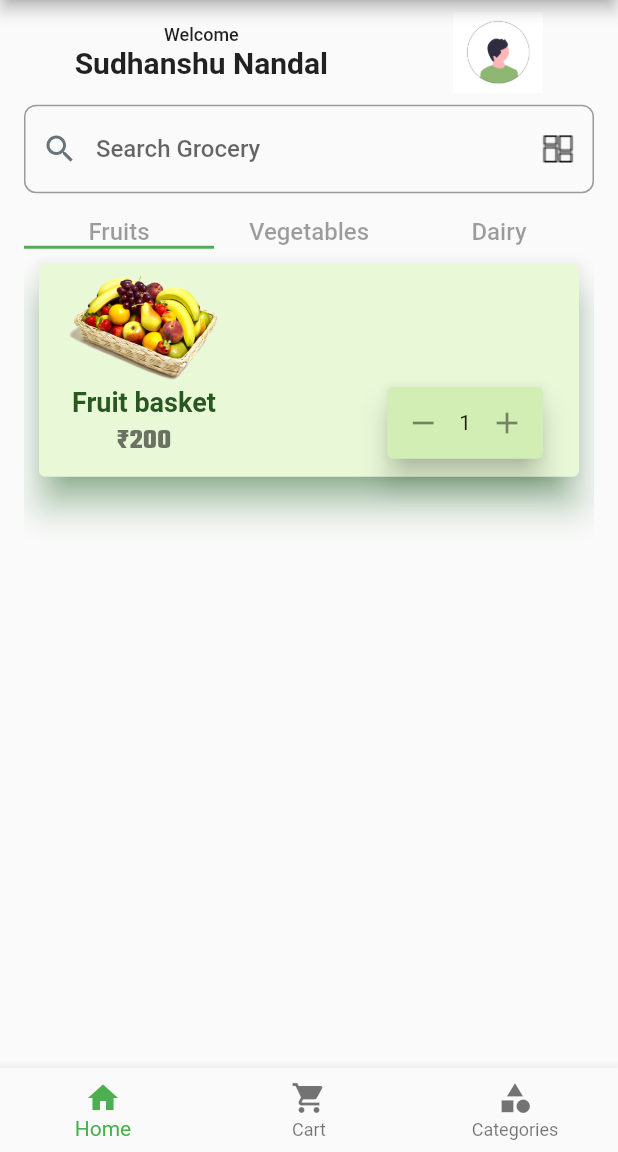
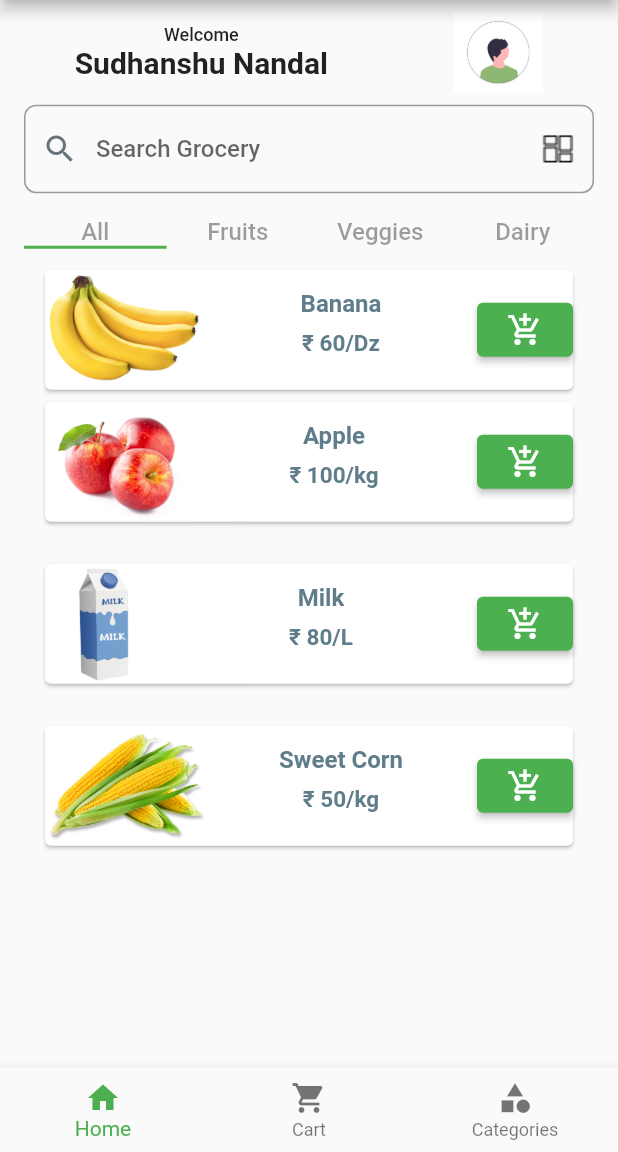
Before and after one commit to asif8585/my_grocery_app, a Flutter app: the screen it shows after launch, on a phone screen of 412 x 824 dp, the part 84-1236 px from its top. Run offline on Flutter 3.47's test engine with Material 2 defaults, Android fonts, the light colour scheme and no system bars; our stand-ins replace google_fonts; Roboto replaces fonts that are missing (Ubuntu).

Commit message:
3rd on 16nov

```diff
--- a/lib/App_Screens/Home_Screen.dart
+++ b/lib/App_Screens/Home_Screen.dart
@@ -1,6 +1,6 @@
 import 'package:flutter/material.dart';
 import 'package:google_fonts/google_fonts.dart';
-import 'package:grocery_app_and_website/App_Screens/TabBars.dart/tab_bar_catagory.dart';
+import 'package:grocery_app_and_website/TabBars.dart/tab_bar_catagory.dart';
 import 'package:grocery_app_and_website/App_Screens/search_grocey.dart';
 
 class Home_screen extends StatelessWidget {
--- a/lib/App_Screens/TabBars.dart/Vegie_tab.dart
+++ /dev/null
@@ -1,16 +0,0 @@
-import 'package:flutter/material.dart';
-
-class vegitable_tab extends StatelessWidget {
-  const vegitable_tab({Key? key}) : super(key: key);
-
-  @override
-  Widget build(BuildContext context) {
-    return Container(
-      child: Center(
-          child: Text(
-        "vegies",
-        style: TextStyle(fontSize: 28),
-      )),
-    );
-  }
-}
--- a/lib/App_Screens/TabBars.dart/dairy_tab.dart
+++ /dev/null
@@ -1,16 +0,0 @@
-import 'package:flutter/material.dart';
-
-class dairy_tab extends StatelessWidget {
-  const dairy_tab({Key? key}) : super(key: key);
-
-  @override
-  Widget build(BuildContext context) {
-    return Container(
-      child: Center(
-          child: Text(
-        "dairy",
-        style: TextStyle(fontSize: 28),
-      )),
-    );
-  }
-}
--- a/lib/App_Screens/navBar/Bottom_NavBar.dart
+++ b/lib/App_Screens/navBar/Bottom_NavBar.dart
@@ -1,8 +1,8 @@
 import 'package:flutter/material.dart';
 import 'package:google_fonts/google_fonts.dart';
 import 'package:grocery_app_and_website/App_Screens/Home_Screen.dart';
-import 'package:grocery_app_and_website/App_Screens/Pages/cart_page.dart';
-import 'package:grocery_app_and_website/App_Screens/Pages/profile_page.dart';
+import 'package:grocery_app_and_website/Pages/cart_page.dart';
+import 'package:grocery_app_and_website/Pages/profile_page.dart';
 
 class Bottom_NavBar extends StatefulWidget {
   Bottom_NavBar({Key? key}) : super(key: key);
--- /dev/null
+++ b/lib/Pages/product_detail_page.dart
@@ -0,0 +1,15 @@
+import 'package:flutter/material.dart';
+
+class Product_Details extends StatefulWidget {
+  Product_Details({Key? key}) : super(key: key);
+
+  @override
+  State<Product_Details> createState() => _Product_DetailsState();
+}
+
+class _Product_DetailsState extends State<Product_Details> {
+  @override
+  Widget build(BuildContext context) {
+    return Container();
+  }
+}
--- a/lib/App_Screens/TabBars.dart/Fruits_Tab.dart
+++ b/lib/TabBars.dart/Cart_Fruits_Tab.dart
@@ -2,14 +2,14 @@ import 'package:flutter/material.dart';
 import 'package:google_fonts/google_fonts.dart';
 import 'package:grocery_app_and_website/App_Screens/3_cart_ka_item_card.dart';
 
-class fruit_tab extends StatefulWidget {
-  const fruit_tab({Key? key}) : super(key: key);
+class cart_fruit_tab extends StatefulWidget {
+  const cart_fruit_tab({Key? key}) : super(key: key);
 
   @override
-  State<fruit_tab> createState() => _fruit_tabState();
+  State<cart_fruit_tab> createState() => _cart_fruit_tabState();
 }
 
-class _fruit_tabState extends State<fruit_tab> {
+class _cart_fruit_tabState extends State<cart_fruit_tab> {
   String item_name_text = "Fruit basket";
 
   String item_price = "₹200";
--- /dev/null
+++ b/lib/TabBars.dart/Vegie_tab.dart
@@ -0,0 +1,53 @@
+import 'package:flutter/material.dart';
+import 'package:google_fonts/google_fonts.dart';
+
+class vegitable_tab extends StatelessWidget {
+  const vegitable_tab({Key? key}) : super(key: key);
+
+  @override
+  Widget build(BuildContext context) {
+    return Padding(
+      padding: const EdgeInsets.all(10.0),
+      child: Column(
+        children: [
+          Card(
+              child: Row(
+            mainAxisAlignment: MainAxisAlignment.spaceBetween,
+            children: [
+              SizedBox(
+                height: 80,
+                child: Image.asset(
+                  "assets/images/corn.png",
+                ),
+              ),
+              Column(
+                children: [
+                  Text(
+                    "Sweet Corn",
+                    style: GoogleFonts.ubuntu(
+                        fontWeight: FontWeight.w600,
+                        color: Colors.blueGrey,
+                        fontSize: 16),
+                  ),
+                  Padding(
+                    padding: const EdgeInsets.all(8.0),
+                    child: Text(
+                      "₹ 50/kg",
+                      style: GoogleFonts.ubuntu(
+                          fontWeight: FontWeight.w700,
+                          color: Colors.blueGrey,
+                          fontSize: 15),
+                    ),
+                  )
+                ],
+              ),
+              ElevatedButton(
+                  onPressed: () {},
+                  child: Icon(Icons.add_shopping_cart_outlined))
+            ],
+          ))
+        ],
+      ),
+    );
+  }
+}
--- /dev/null
+++ b/lib/TabBars.dart/all.dart
@@ -0,0 +1,19 @@
+import 'package:flutter/material.dart';
+import 'package:grocery_app_and_website/TabBars.dart/Vegie_tab.dart';
+import 'package:grocery_app_and_website/TabBars.dart/dairy_tab.dart';
+import 'package:grocery_app_and_website/TabBars.dart/fruit_tab.dart';
+
+class All_catagory extends StatelessWidget {
+  const All_catagory({Key? key}) : super(key: key);
+
+  @override
+  Widget build(BuildContext context) {
+    return Column(
+      children: [
+        fruit_tab(),
+        dairy_tab(),
+        vegitable_tab(),
+      ],
+    );
+  }
+}
--- /dev/null
+++ b/lib/TabBars.dart/dairy_tab.dart
@@ -0,0 +1,53 @@
+import 'package:flutter/material.dart';
+import 'package:google_fonts/google_fonts.dart';
+
+class dairy_tab extends StatelessWidget {
+  const dairy_tab({Key? key}) : super(key: key);
+
+  @override
+  Widget build(BuildContext context) {
+    return Padding(
+      padding: const EdgeInsets.all(10.0),
+      child: Column(
+        children: [
+          Card(
+              child: Row(
+            mainAxisAlignment: MainAxisAlignment.spaceBetween,
+            children: [
+              SizedBox(
+                height: 80,
+                child: Image.asset(
+                  "assets/images/milk.png",
+                ),
+              ),
+              Column(
+                children: [
+                  Text(
+                    "Milk",
+                    style: GoogleFonts.ubuntu(
+                        fontWeight: FontWeight.w600,
+                        color: Colors.blueGrey,
+                        fontSize: 16),
+                  ),
+                  Padding(
+                    padding: const EdgeInsets.all(8.0),
+                    child: Text(
+                      "₹ 80/L",
+                      style: GoogleFonts.ubuntu(
+                          fontWeight: FontWeight.w700,
+                          color: Colors.blueGrey,
+                          fontSize: 15),
+                    ),
+                  )
+                ],
+              ),
+              ElevatedButton(
+                  onPressed: () {},
+                  child: Icon(Icons.add_shopping_cart_outlined))
+            ],
+          ))
+        ],
+      ),
+    );
+  }
+}
--- /dev/null
+++ b/lib/TabBars.dart/fruit_tab.dart
@@ -0,0 +1,92 @@
+import 'package:flutter/material.dart';
+import 'package:google_fonts/google_fonts.dart';
+
+class fruit_tab extends StatelessWidget {
+  const fruit_tab({Key? key}) : super(key: key);
+
+  @override
+  Widget build(BuildContext context) {
+    return Padding(
+      padding: const EdgeInsets.all(10.0),
+      child: Column(
+        children: [
+          Card(
+              child: Row(
+            mainAxisAlignment: MainAxisAlignment.spaceBetween,
+            children: [
+              SizedBox(
+                height: 80,
+                child: Image.asset(
+                  "assets/images/banana.png",
+                ),
+              ),
+              Column(
+                children: [
+                  Text(
+                    "Banana",
+                    style: GoogleFonts.ubuntu(
+                        fontWeight: FontWeight.w600,
+                        color: Colors.blueGrey,
+                        fontSize: 16),
+                  ),
+                  Padding(
+                    padding: const EdgeInsets.all(8.0),
+                    child: Text(
+                      "₹ 60/Dz",
+                      style: GoogleFonts.ubuntu(
+                          fontWeight: FontWeight.w700,
+                          color: Colors.blueGrey,
+                          fontSize: 15),
+                    ),
+                  )
+                ],
+              ),
+              ElevatedButton(
+                  onPressed: () {},
+                  child: Icon(Icons.add_shopping_cart_outlined))
+            ],
+          )),
+
+          //other card
+
+          Card(
+              child: Row(
+            mainAxisAlignment: MainAxisAlignment.spaceBetween,
+            children: [
+              SizedBox(
+                height: 80,
+                child: Image.asset(
+                  "assets/images/apple.png",
+                ),
+              ),
+              Column(
+                children: [
+                  Text(
+                    "Apple",
+                    style: GoogleFonts.ubuntu(
+                        fontWeight: FontWeight.w600,
+                        color: Colors.blueGrey,
+                        fontSize: 16),
+                  ),
+                  Padding(
+                    padding: const EdgeInsets.all(8.0),
+                    child: Text(
+                      "₹ 100/kg",
+                      style: GoogleFonts.ubuntu(
+                          fontWeight: FontWeight.w700,
+                          color: Colors.blueGrey,
+                          fontSize: 15),
+                    ),
+                  )
+                ],
+              ),
+              ElevatedButton(
+                  onPressed: () {},
+                  child: Icon(Icons.add_shopping_cart_outlined))
+            ],
+          ))
+        ],
+      ),
+    );
+  }
+}
--- a/lib/App_Screens/TabBars.dart/tab_bar_catagory.dart
+++ b/lib/TabBars.dart/tab_bar_catagory.dart
@@ -1,8 +1,10 @@
 import 'package:flutter/material.dart';
 import 'package:grocery_app_and_website/App_Screens/Home_Screen.dart';
-import 'package:grocery_app_and_website/App_Screens/TabBars.dart/Fruits_Tab.dart';
-import 'package:grocery_app_and_website/App_Screens/TabBars.dart/Vegie_tab.dart';
-import 'package:grocery_app_and_website/App_Screens/TabBars.dart/dairy_tab.dart';
+import 'package:grocery_app_and_website/TabBars.dart/Cart_Fruits_Tab.dart';
+import 'package:grocery_app_and_website/TabBars.dart/Vegie_tab.dart';
+import 'package:grocery_app_and_website/TabBars.dart/all.dart';
+import 'package:grocery_app_and_website/TabBars.dart/dairy_tab.dart';
+import 'package:grocery_app_and_website/TabBars.dart/fruit_tab.dart';
 
 class Catagory_Tabs extends StatefulWidget {
   const Catagory_Tabs({Key? key}) : super(key: key);
@@ -18,7 +20,7 @@ class _Catagory_TabsState extends State<Catagory_Tabs>
   void initState() {
     // TODO: implement initState
     super.initState();
-    myTabController = TabController(length: 3, vsync: this);
+    myTabController = TabController(length: 4, vsync: this);
   }
 
   @override
@@ -29,16 +31,20 @@ class _Catagory_TabsState extends State<Catagory_Tabs>
         child: Column(
           children: [
             DefaultTabController(
-              length: 3,
+              length: 4,
               child: TabBar(
                 controller: myTabController,
                 tabs: [
+                  Text(
+                    "All",
+                    style: TextStyle(fontSize: 16, color: Colors.black38),
+                  ),
                   Text(
                     "Fruits",
                     style: TextStyle(fontSize: 16, color: Colors.black38),
                   ),
                   Text(
-                    "Vegetables",
+                    "Veggies",
                     style: TextStyle(fontSize: 16, color: Colors.black38),
                   ),
                   Text(
@@ -52,6 +58,7 @@ class _Catagory_TabsState extends State<Catagory_Tabs>
               child: TabBarView(
                 controller: myTabController,
                 children: [
+                  All_catagory(),
                   fruit_tab(),
                   vegitable_tab(),
                   dairy_tab(),
```
Also changed, not shown: assets/images/apple.png (added), assets/images/banana.png (added), assets/images/corn.png (added), assets/images/milk.png (added), lib/Pages/cart_page.dart (renamed from lib/App_Screens/Pages/cart_page.dart), lib/Pages/profile_page.dart (renamed from lib/App_Screens/Pages/profile_page.dart).
